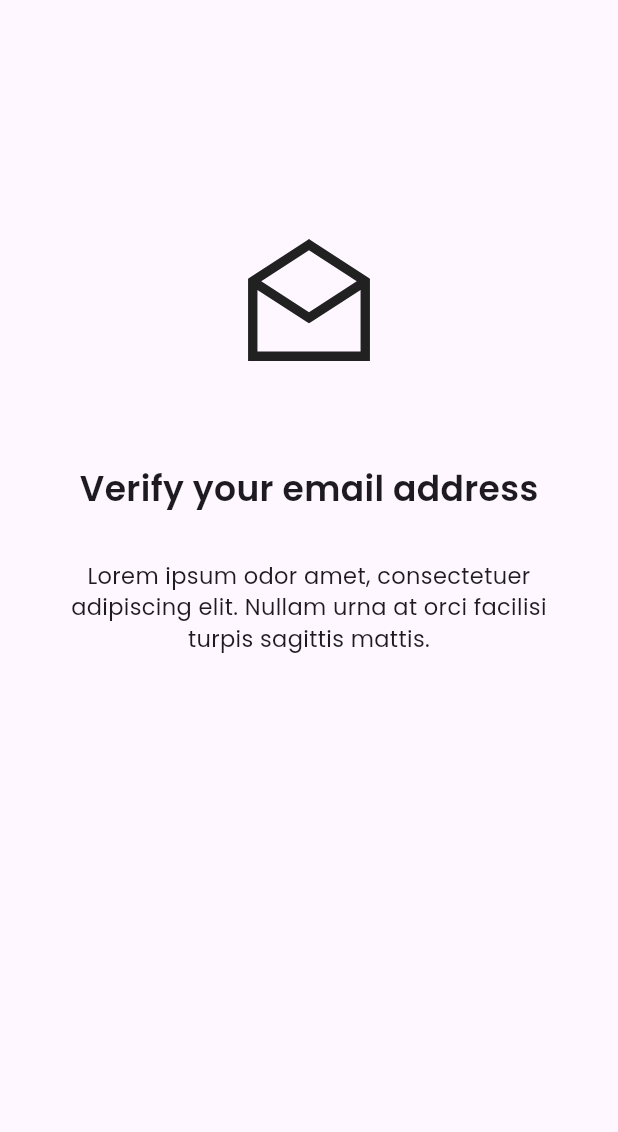
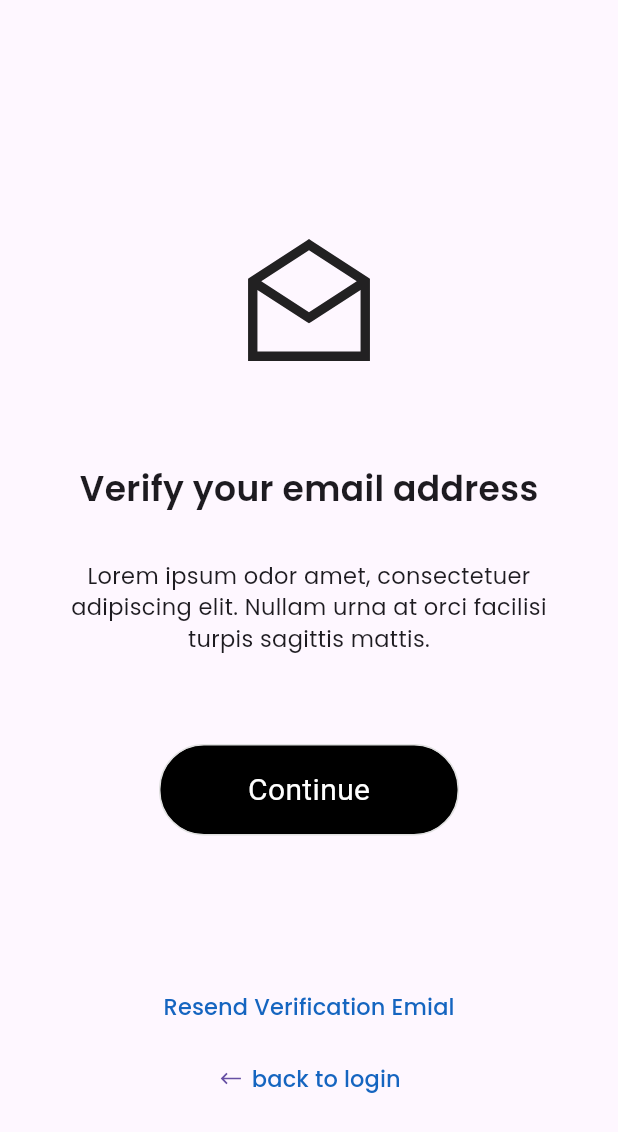
Before and after one commit to jahez07/kwye, a Flutter app: the MailVerification screen opened directly, on a phone screen of 412 x 824 dp. Shown: the top 1132 px of the screen. Run offline on Flutter 3.47's test engine with Material 3 defaults, Android fonts, the phone set to English and light mode, and no system bars; our stand-ins replace firebase_auth, firebase_core, flutter_otp_text_field, get, google_fonts, image_picker and 1 more; missing offline and left inert: google_mlkit_text_recognition; accounts and stored records are empty; network calls fail.

Commit message:
MailVerification UI update + onTap update

```diff
--- a/lib/Authentication/mail_verification.dart
+++ b/lib/Authentication/mail_verification.dart
@@ -5,6 +5,8 @@ import 'package:get/get.dart';
 import 'package:google_fonts/google_fonts.dart';
 import 'package:kwye/Constants/text_strings.dart';
 import 'package:kwye/Controllers/mail_verification_controller.dart';
+import 'package:kwye/Repository/Authentication/authentication_repository.dart';
+import 'package:kwye/utils/custom_button.dart';
 import 'package:line_awesome_flutter/line_awesome_flutter.dart';
 
 class MailVerification extends StatelessWidget {
@@ -39,7 +41,43 @@ class MailVerification extends StatelessWidget {
                 lorem.tr,
                 style: GoogleFonts.poppins(fontSize: 15),
                 textAlign: TextAlign.center,
-              )
+              ),
+              SizedBox(
+                height: 30 * 2,
+              ),
+              CustomButton(
+                text: 'Continue',
+                onTap: () => controller.manuallyCheckEmailVerificationStatus(),
+                width: 200,
+                fontSize: 20,
+              ),
+              SizedBox(
+                height: 30 * 3,
+              ),
+              TextButton(
+                onPressed: () => controller.sendEmailVerification,
+                child: Text(
+                  'Resend Verification Emial',
+                  style: GoogleFonts.poppins(
+                      fontSize: 15, color: Colors.blue.shade800),
+                ),
+              ),
+              TextButton(
+                  onPressed: () => AuthenticationRepository.instance.logout(),
+                  child: Row(
+                    mainAxisAlignment: MainAxisAlignment.center,
+                    children: [
+                      const Icon(LineAwesomeIcons.long_arrow_alt_left_solid),
+                      const SizedBox(
+                        width: 5,
+                      ),
+                      Text(
+                        'back to login',
+                        style: GoogleFonts.poppins(
+                            fontSize: 15, color: Colors.blue.shade800),
+                      )
+                    ],
+                  ))
             ],
           ),
         ),
--- a/lib/Controllers/mail_verification_controller.dart
+++ b/lib/Controllers/mail_verification_controller.dart
@@ -14,5 +14,5 @@ class MailVerificationController extends GetxController {
 
   void setTimerForAutoRedirect() {}
 
-  void manuallyCheckEmailVerification() {}
+  void manuallyCheckEmailVerificationStatus() {}
 }
--- a/lib/utils/custom_button.dart
+++ b/lib/utils/custom_button.dart
@@ -3,6 +3,7 @@ import 'package:flutter/material.dart';
 class CustomButton extends StatelessWidget {
   final String text;
   final VoidCallback onTap;
+  final double width;
   final Color? backgroundColor;
   final Color? borderColor;
   final Color? textColor;
@@ -12,6 +13,7 @@ class CustomButton extends StatelessWidget {
     super.key,
     required this.text,
     required this.onTap,
+    required this.width,
     this.backgroundColor,
     this.borderColor,
     this.textColor,
@@ -23,20 +25,23 @@ class CustomButton extends StatelessWidget {
     return GestureDetector(
       onTap: onTap,
       child: Container(
+        width: width,
         padding: const EdgeInsets.all(15),
         decoration: BoxDecoration(
-          color: backgroundColor ?? Colors.grey.shade100,
-          borderRadius: BorderRadius.circular(15),
+          color: backgroundColor ?? Colors.black,
+          borderRadius: BorderRadius.circular(30),
           border: Border.all(
             width: 1,
             color: borderColor ?? Colors.grey.shade300,
           ),
         ),
-        child: Text(
-          text,
-          style: TextStyle(
-            fontSize: fontSize ?? 20,
-            color: textColor ?? Colors.black,
+        child: Center(
+          child: Text(
+            text,
+            style: TextStyle(
+              fontSize: fontSize ?? 25,
+              color: textColor ?? Colors.white,
+            ),
           ),
         ),
       ),
```
